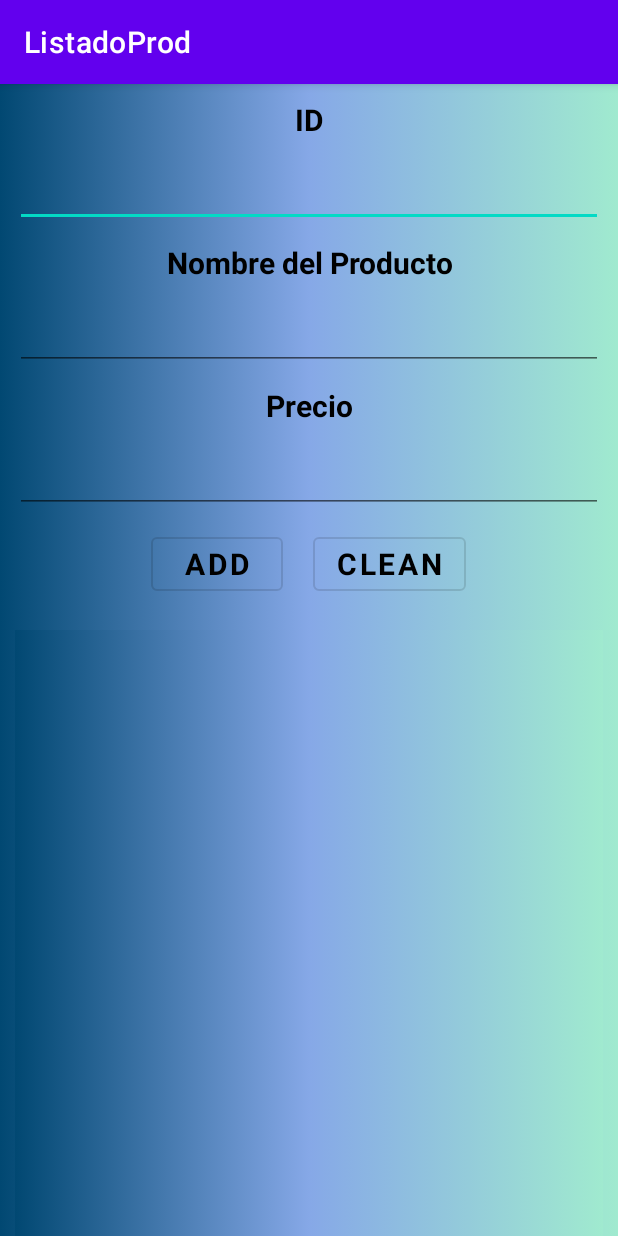
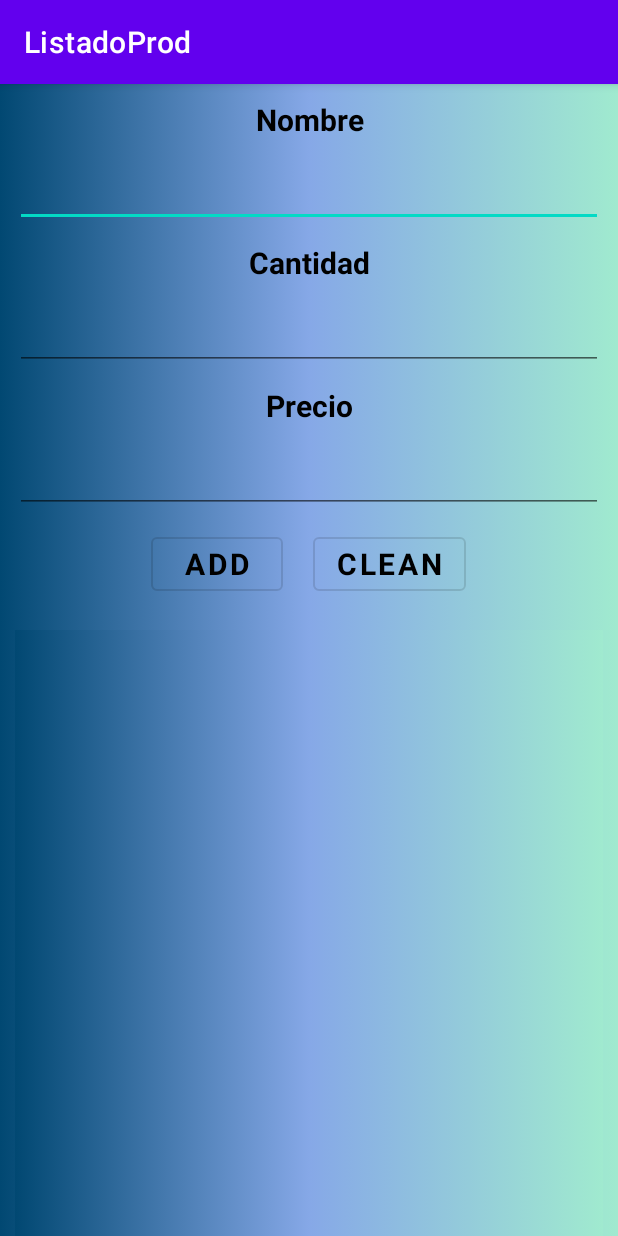
Before and after one commit to JanCarlosPM/ListadoProd_jan, an Android app: the screen it shows after launch (MainActivity), on a phone screen of 412 x 824 dp. Run offline under Robolectric (Android 15) with nearby library versions, the phone set to English and light mode, and no system bars.

Commit message:
Cambios random

```diff
--- a/app/src/main/java/ni/edu/uca/listadoprod/dataclass/Producto.kt
+++ b/app/src/main/java/ni/edu/uca/listadoprod/dataclass/Producto.kt
@@ -1,3 +1,3 @@
 package ni.edu.uca.listadoprod.dataclass
 
-data class Producto (val id: Int, val nombre: String, val precio: Double)
+data class Producto(val nombre: String, val precio: Double, val cantidad: Double, val total: Double)
--- a/app/src/main/res/layout/activity_main.xml
+++ b/app/src/main/res/layout/activity_main.xml
@@ -9,21 +9,48 @@
     tools:context=".MainActivity">
 
     <TextView
-        android:id="@+id/tvID"
+        android:id="@+id/tvNombre"
         android:layout_width="match_parent"
         android:layout_height="wrap_content"
         android:layout_marginLeft="10dp"
         android:layout_marginTop="10dp"
         android:layout_marginRight="10dp"
         android:fontFamily="sans-serif"
-        android:text="ID"
+        android:text="Nombre"
         android:textAlignment="center"
         android:textColor="@color/black"
         android:textSize="20sp"
         android:textStyle="bold" />
 
     <EditText
-        android:id="@+id/etID"
+        android:id="@+id/etNombre"
+        android:layout_width="match_parent"
+        android:layout_height="wrap_content"
+        android:layout_marginLeft="10dp"
+        android:layout_marginTop="10dp"
+        android:layout_marginRight="10dp"
+        android:fontFamily="sans-serif"
+        android:textAlignment="center"
+        android:textColor="@color/black"
+        android:textSize="20sp"
+        android:textStyle="bold" />
+
+    <TextView
+        android:id="@+id/tvCantidad"
+        android:layout_width="match_parent"
+        android:layout_height="wrap_content"
+        android:layout_marginLeft="10dp"
+        android:layout_marginTop="10dp"
+        android:layout_marginRight="10dp"
+        android:fontFamily="sans-serif"
+        android:text="Cantidad"
+        android:textAlignment="center"
+        android:textColor="@color/black"
+        android:textSize="20sp"
+        android:textStyle="bold" />
+
+    <EditText
+        android:id="@+id/etCantidad"
         android:layout_width="match_parent"
         android:layout_height="wrap_content"
         android:layout_marginLeft="10dp"
@@ -31,33 +58,6 @@
         android:layout_marginRight="10dp"
         android:fontFamily="sans-serif"
         android:inputType="number"
-        android:textAlignment="center"
-        android:textColor="@color/black"
-        android:textSize="20sp"
-        android:textStyle="bold" />
-
-    <TextView
-        android:id="@+id/tvNombre"
-        android:layout_width="match_parent"
-        android:layout_height="wrap_content"
-        android:layout_marginLeft="10dp"
-        android:layout_marginTop="10dp"
-        android:layout_marginRight="10dp"
-        android:fontFamily="sans-serif"
-        android:text="Nombre del Producto"
-        android:textAlignment="center"
-        android:textColor="@color/black"
-        android:textSize="20sp"
-        android:textStyle="bold" />
-
-    <EditText
-        android:id="@+id/etNombreProd"
-        android:layout_width="match_parent"
-        android:layout_height="wrap_content"
-        android:layout_marginLeft="10dp"
-        android:layout_marginTop="10dp"
-        android:layout_marginRight="10dp"
-        android:fontFamily="sans-serif"
         android:textAlignment="center"
         android:textColor="@color/black"
         android:textSize="20sp"
```
Also changed, not shown: app/src/main/java/ni/edu/uca/listadoprod/MainActivity.kt (+17 -14 lines), app/src/main/java/ni/edu/uca/listadoprod/dataadapter/ProductoAdapter.kt (+4 -3 lines), app/src/main/res/layout/itemlista.xml (+59 -21 lines).
